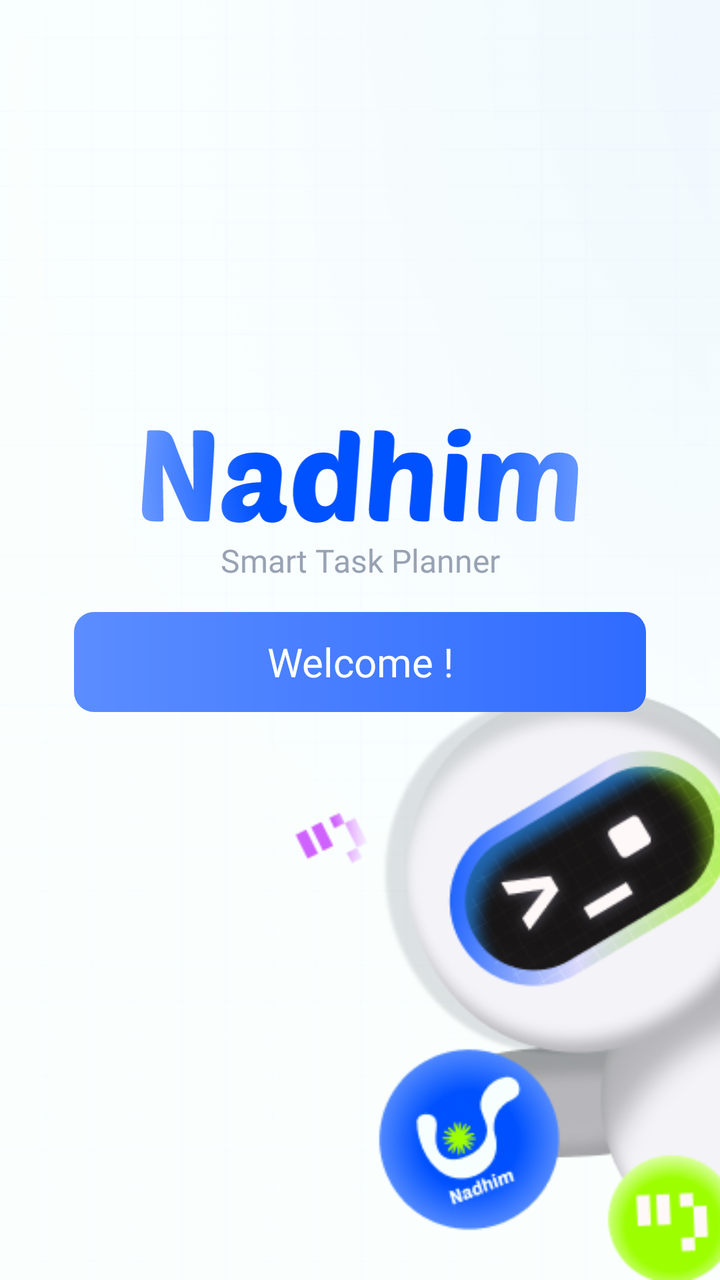
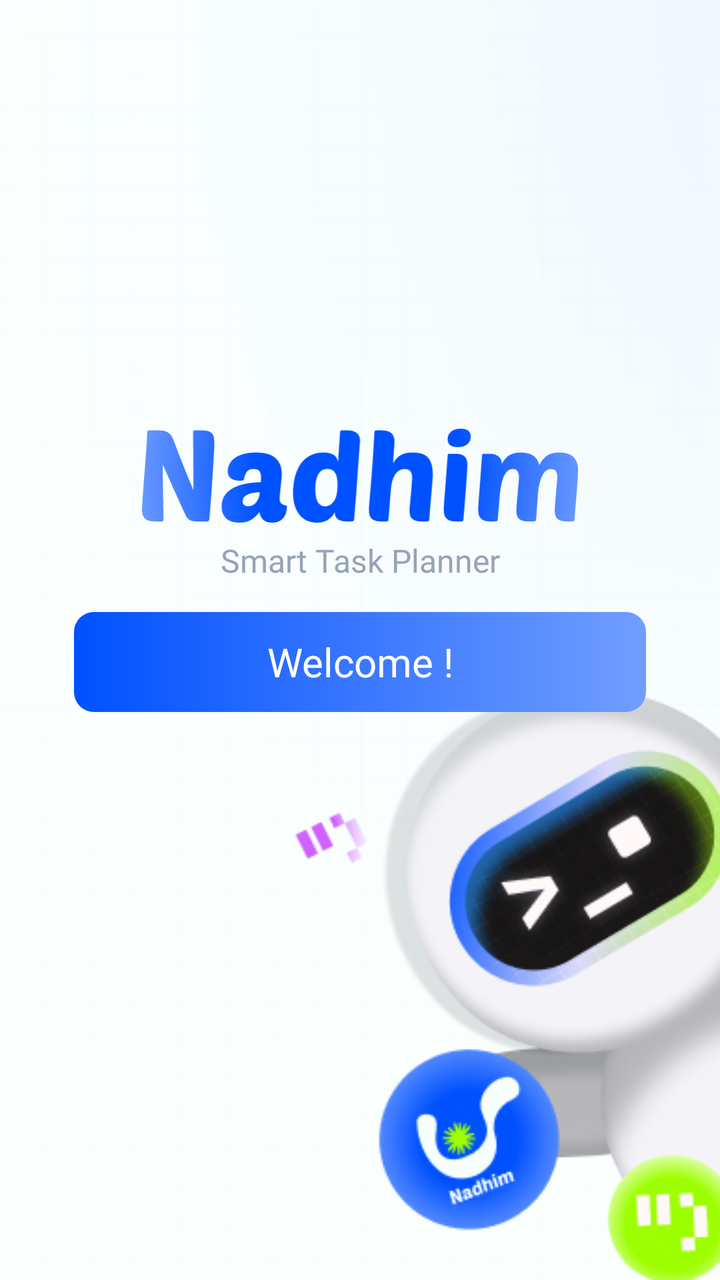

Compare the two renders of this Android layout. The source of the first and the diff that turns it into the second are given below.
<!-- AndroidManifest.xml: application theme AppTheme -->
<!-- res/layout/activity_welcome.xml -->
<?xml version="1.0" encoding="utf-8"?>
<FrameLayout xmlns:android="http://schemas.android.com/apk/res/android"
    xmlns:app="http://schemas.android.com/apk/res-auto"
    android:layout_width="match_parent"
    android:layout_height="match_parent"
    android:background="@color/screen_background">

    <include layout="@layout/background" />

    <ImageView
        android:layout_width="262dp"
        android:layout_height="344dp"
        android:layout_gravity="bottom|end"
        android:layout_marginEnd="-40dp"
        android:adjustViewBounds="true"
        android:contentDescription="@null"
        android:scaleType="fitCenter"
        android:src="@drawable/figma_welcome_robot" />

    <androidx.constraintlayout.widget.ConstraintLayout
        android:layout_width="match_parent"
        android:layout_height="match_parent">

        <androidx.constraintlayout.widget.Guideline
            android:id="@+id/guideTop"
            android:layout_width="wrap_content"
            android:layout_height="wrap_content"
            android:orientation="horizontal"
            app:layout_constraintGuide_percent="0.335" />

        <ImageView
            android:id="@+id/welcomeLogo"
            android:layout_width="218dp"
            android:layout_height="47dp"
            android:contentDescription="@string/logo_description"
            android:scaleType="fitCenter"
            android:src="@drawable/logo_nadhim"
            app:layout_constraintEnd_toEndOf="parent"
            app:layout_constraintStart_toStartOf="parent"
            app:layout_constraintTop_toTopOf="@id/guideTop" />

        <TextView
            android:id="@+id/welcomeTagline"
            android:layout_width="wrap_content"
            android:layout_height="wrap_content"
            android:layout_marginTop="8dp"
            android:fontFamily="@font/poppins_semibold"
            android:text="Smart Task Planner"
            android:textColor="#98A2B3"
            android:textSize="16sp"
            app:layout_constraintEnd_toEndOf="parent"
            app:layout_constraintStart_toStartOf="parent"
            app:layout_constraintTop_toBottomOf="@id/welcomeLogo" />

        <TextView
            android:id="@+id/welcomeBtn"
            android:layout_width="0dp"
            android:layout_height="50dp"
            android:layout_marginStart="37dp"
            android:layout_marginTop="15dp"
            android:layout_marginEnd="37dp"
            android:background="@drawable/button_welcome"
            android:clickable="true"
            android:focusable="true"
            android:fontFamily="@font/poppins_bold"
            android:gravity="center"
            android:text="Welcome !"
            android:textColor="@color/white"
            android:textSize="20sp"
            app:layout_constraintEnd_toEndOf="parent"
            app:layout_constraintStart_toStartOf="parent"
            app:layout_constraintTop_toBottomOf="@id/welcomeTagline" />
    </androidx.constraintlayout.widget.ConstraintLayout>
</FrameLayout>
<!-- res/layout/background.xml (included above) -->
<FrameLayout xmlns:android="http://schemas.android.com/apk/res/android"
    android:layout_width="match_parent"
    android:layout_height="match_parent">
    
    
    <ImageView
        android:layout_width="match_parent"
        android:layout_height="match_parent"
        android:importantForAccessibility="no"
        android:scaleType="fitXY"
        android:src="@drawable/bg_grid" />

    
    <ImageView
        android:layout_width="match_parent"
        android:layout_height="wrap_content"
        android:adjustViewBounds="true"
        android:importantForAccessibility="no"
        android:scaleType="fitXY"
        android:src="@drawable/bg_glow" />
</FrameLayout>
<!-- resources referenced by this layout -->
<resources>
  <color name="screen_background">#FAFFFE</color>
  <color name="white">#FFFFFF</color>
  <!-- drawable bg_glow: png bitmap (drawable-mdpi, 13223 bytes) -->
  <!-- drawable bg_grid: png bitmap (drawable-mdpi, 6850 bytes) -->
  <!-- drawable button_welcome (drawable) -->
  <shape xmlns:android="http://schemas.android.com/apk/res/android"
      android:shape="rectangle">
      <gradient
          android:angle="0"
          android:startColor="#5B8DFF"
          android:endColor="#2F6BFF" />
      <corners android:radius="10dp" />
  </shape>
  <!-- drawable figma_welcome_robot: png bitmap (drawable, 61394 bytes) -->
  <!-- drawable logo_nadhim: vector/xml drawable (drawable, 17022 chars, omitted) -->
  <string name="logo_description">Nadhim</string>
  <style name="AppTheme" parent="android:style/Theme.Material.Light.NoActionBar">
          <item name="android:windowBackground">@color/screen_background</item>
          <item name="android:statusBarColor">@color/screen_background</item>
          <item name="android:windowLightStatusBar">true</item>
          <item name="android:navigationBarColor">@color/screen_background</item>
      </style>
</resources>

<!-- the commit's change to res/layout/activity_welcome.xml (unified diff, before → after) -->
@@ -46,7 +46,7 @@
             android:layout_marginTop="8dp"
             android:fontFamily="@font/poppins_semibold"
             android:text="Smart Task Planner"
-            android:textColor="#98A2B3"
+            android:textColor="@color/text_hint"
             android:textSize="16sp"
             app:layout_constraintEnd_toEndOf="parent"
             app:layout_constraintStart_toStartOf="parent"
<!-- resource entries referenced after the edit -->
@@ -1,6 +1,7 @@
 <!-- resources referenced by this layout -->
 <resources>
   <color name="screen_background">#FAFFFE</color>
+  <color name="text_hint">#94A3B8</color>
   <color name="white">#FFFFFF</color>
   <!-- drawable bg_glow: png bitmap (drawable-mdpi, 13223 bytes) -->
   <!-- drawable bg_grid: png bitmap (drawable-mdpi, 6850 bytes) -->
@@ -9,8 +10,9 @@
       android:shape="rectangle">
       <gradient
           android:angle="0"
-          android:startColor="#5B8DFF"
-          android:endColor="#2F6BFF" />
+          android:startColor="@color/brand_blue"
+          android:centerColor="@color/brand_blue_mid"
+          android:endColor="@color/brand_blue_light" />
       <corners android:radius="10dp" />
   </shape>
   <!-- drawable figma_welcome_robot: png bitmap (drawable, 61394 bytes) -->
@@ -22,5 +24,8 @@
           <item name="android:windowLightStatusBar">true</item>
           <item name="android:navigationBarColor">@color/screen_background</item>
       </style>
+  <color name="brand_blue">#0051FF</color>
+  <color name="brand_blue_mid">#3977FF</color>
+  <color name="brand_blue_light">#719EFF</color>
 </resources>
 
